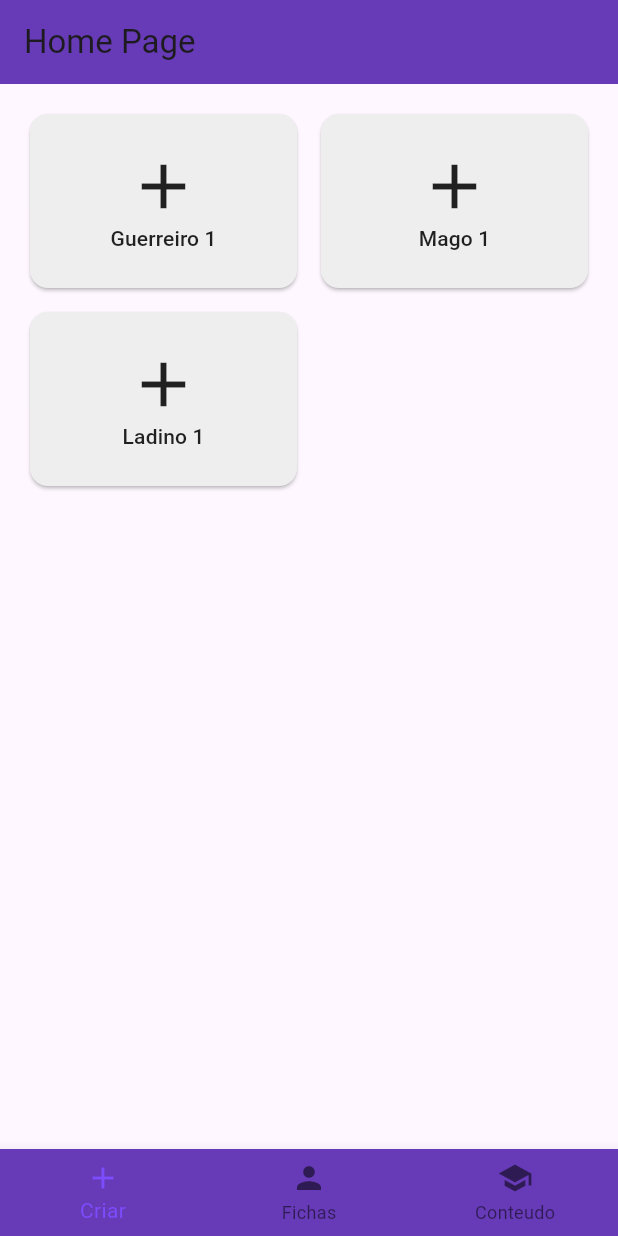
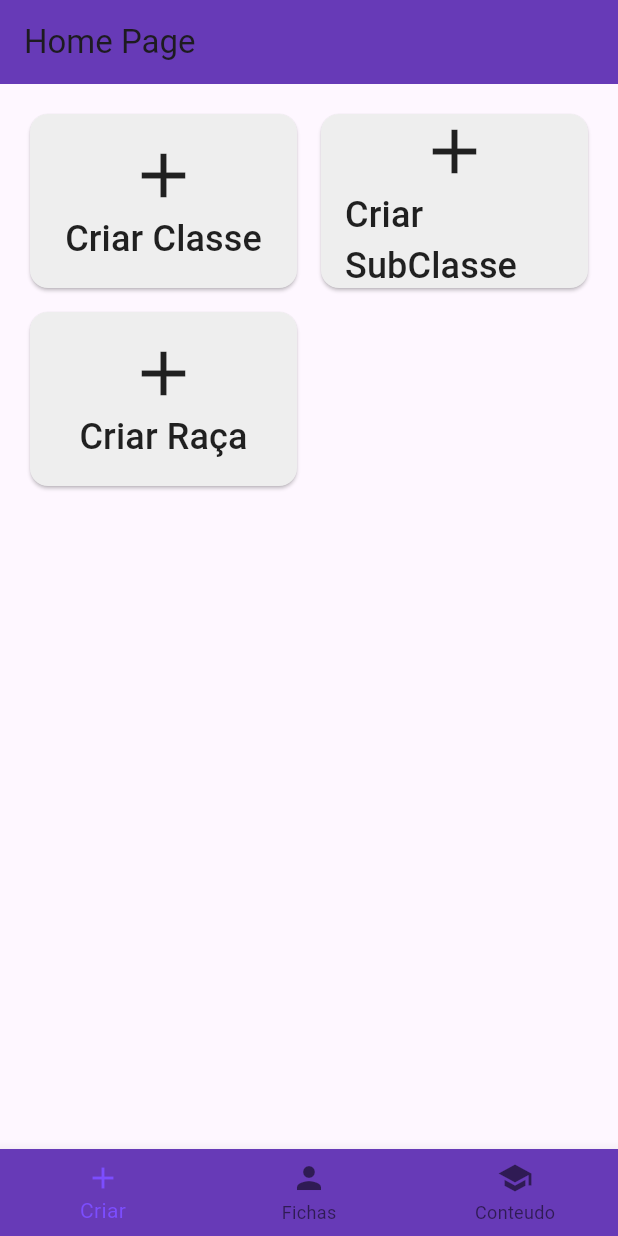
Before and after one commit to jonathastfm/Prototipe_Ficha_App, a Flutter app: the screen it shows after launch, on a phone screen of 412 x 824 dp. Run offline on Flutter 3.47's test engine with Material 3 defaults, Android fonts, the phone set to English and light mode, and no system bars.

Commit message:
Refactor HomeCriarWidget and HomeFichaWidget to simplify class creation; add button for creating new character

```diff
--- a/lib/main.dart
+++ b/lib/main.dart
@@ -2,8 +2,6 @@
 import 'package:ficha_app_01/pages/Home_Page.dart';
 import 'package:flutter/material.dart';
 
-import 'classes/DndClass.dart';
-import 'classes/Personagem.dart';
 import 'pages/ficha_page.dart';
 
 void main() {
--- a/lib/widgets/home_widgets/home_criar_widget.dart
+++ b/lib/widgets/home_widgets/home_criar_widget.dart
@@ -16,9 +16,9 @@ class HomeCriarWidget extends StatelessWidget {
         ),
 
         children: [
-          buildButton('Guerreiro', 'Guerreiro', 1),
-          buildButton('Mago', 'Mago', 1),
-          buildButton('Ladino', 'Ladino', 1),
+          buildButton('Criar Classe'),
+          buildButton('Criar SubClasse'),
+          buildButton('Criar Raça'),
 
         ],
 
@@ -28,7 +28,7 @@ class HomeCriarWidget extends StatelessWidget {
   }
 }
 
-Widget buildButton(String nome, String classe, int nivel) {
+Widget buildButton(String nome) {
   return Card(
     color: Colors.grey[200],
     child: MaterialButton(
@@ -38,7 +38,7 @@ Widget buildButton(String nome, String classe, int nivel) {
         mainAxisAlignment: MainAxisAlignment.center,
         children: [
           Icon(Icons.add, size: 50),
-          Text('$classe $nivel'),
+          Text('$nome', style: TextStyle(fontSize: 24)),
         ],
       ),
     )
```
Also changed, not shown: lib/widgets/home_widgets/home_ficha_widget.dart (+9 -1 lines).
